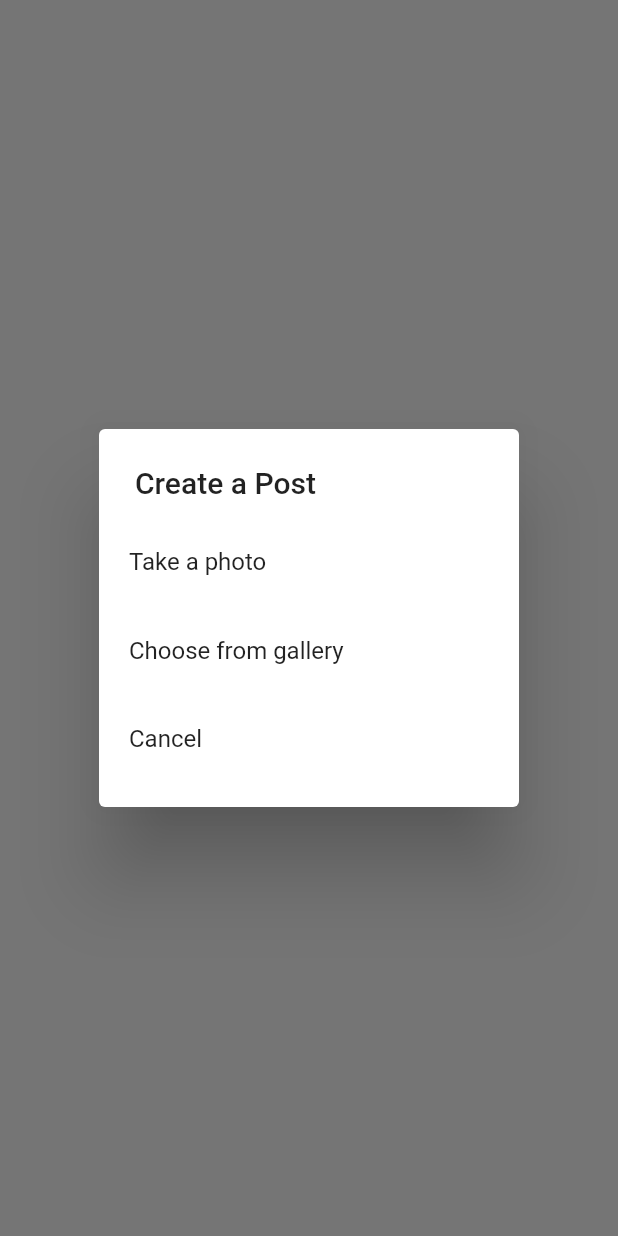
After one commit to AayushmaGhim/SomeBuddy, a Flutter app: the AddPostScreen screen opened directly, after a tap on the "upload" icon, on a phone screen of 412 x 824 dp. The commit adds this screen. Run offline on Flutter 3.47's test engine with Material 2 defaults, Android fonts, the phone set to English and light mode, and no system bars; our stand-ins replace cloud_firestore, firebase_auth, firebase_core, firebase_storage, flutter_svg, image_picker; accounts and stored records are empty; network calls fail.

Commit message:
Add posts

```diff
--- /dev/null
+++ b/project/lib/models/post.dart
@@ -0,0 +1,50 @@
+import 'package:cloud_firestore/cloud_firestore.dart';
+import 'package:flutter/material.dart';
+
+class Post {
+  final String description;
+  final String uid;
+  final String postId;
+  final String username;
+  final datePublished;
+  final String postUrl;
+  final String profImage;
+  final likes;
+
+  const Post({
+    required this.description,
+    required this.uid,
+    required this.postId,
+    required this.username,
+    required this.datePublished,
+    required this.postUrl,
+    required this.profImage,
+    required this.likes,
+  });
+
+  Map<String, dynamic> toJson() => {
+    "description": description,
+    "uid": uid,
+    "username": username,
+    "postId": postId,
+    "datePublished": datePublished,
+    "profImage": profImage,
+    "likes": likes,
+    "postUrl": postUrl,
+  };
+
+  static Post fromSnap(DocumentSnapshot snap){
+    var snapshot = snap.data() as Map<String, dynamic>;
+
+    return Post(
+      username: snapshot['username'],
+      uid: snapshot['uid'],
+      description: snapshot['description'],
+      postId: snapshot['postId'],
+      datePublished: snapshot['datePublished'],
+      profImage: snapshot['profImage'],
+      likes: snapshot['likes'],
+      postUrl: snapshot['postUrl'],
+    );
+  }
+}
--- /dev/null
+++ b/project/lib/providers/user_provider.dart
@@ -0,0 +1,16 @@
+import 'package:flutter/material.dart';
+import 'package:project/models/user.dart';
+import 'package:project/resources/auth_methods.dart';
+
+class UserProvider with ChangeNotifier {
+  User? _user;
+  final AuthMethods _authMethods = AuthMethods();
+
+  User get getUser => _user!;
+
+  Future<void> refreshUser() async {
+    User user = await _authMethods.getUserDetails();
+    _user = user;
+    notifyListeners();
+  }
+}
--- a/project/lib/resources/storage_methods.dart
+++ b/project/lib/resources/storage_methods.dart
@@ -2,6 +2,7 @@ import 'package:firebase_auth/firebase_auth.dart';
 import 'package:firebase_storage/firebase_storage.dart';
 import 'package:flutter/foundation.dart';
 import 'package:flutter/material.dart';
+import 'package:uuid/uuid.dart';
 
 class StorageMethods {
   final FirebaseStorage _storage = FirebaseStorage.instance;
@@ -12,6 +13,11 @@ class StorageMethods {
 
     Reference ref = _storage.ref().child(childName).child(_auth.currentUser!.uid);
 
+    if(isPost) {
+      String id = const Uuid().v1();
+      ref.child(id);
+    }
+
     UploadTask uploadTask = ref.putData(file);
 
     TaskSnapshot snap = await uploadTask;
--- /dev/null
+++ b/project/lib/screens/add_post_screen.dart
@@ -0,0 +1,209 @@
+import 'dart:typed_data';
+
+import 'package:flutter/material.dart';
+import 'package:image_picker/image_picker.dart';
+import 'package:project/models/user.dart';
+import 'package:project/providers/user_provider.dart';
+import 'package:project/resources/firestore_methods.dart';
+import 'package:project/utils/colors.dart';
+import 'package:project/utils/utils.dart';
+import 'package:provider/provider.dart';
+
+class AddPostScreen extends StatefulWidget {
+  const AddPostScreen({Key? key}) : super(key: key);
+
+  @override
+  _AddPostScreenState createState() => _AddPostScreenState();
+}
+
+class _AddPostScreenState extends State<AddPostScreen> {
+  Uint8List? _file;
+  final TextEditingController _descriptionController = TextEditingController();
+  bool _isLoading = false;
+
+  void postImage(
+    String uid,
+    String username,
+    String profImage,
+  ) async {
+    setState(() {
+      _isLoading = true;
+    });
+    try {
+      String res = await FirestoreMethods().uploadPost(
+        _descriptionController.text,
+        _file!,
+        uid,
+        username,
+        profImage,
+      );
+
+      if (res == "success") {
+        setState(() {
+          _isLoading = false;
+        });
+        showSnackBar('Posted!', context);
+        clearImage();
+      } else {
+        setState(() {
+          _isLoading = false;
+        });
+        showSnackBar(res, context);
+      }
+    } catch (e) {
+      showSnackBar(e.toString(), context);
+    }
+  }
+
+  _selectImage(BuildContext context) async {
+    return showDialog(
+        context: context,
+        builder: (context) {
+          return SimpleDialog(
+            title: const Text('Create a Post'),
+            children: [
+              SimpleDialogOption(
+                padding: const EdgeInsets.all(20),
+                child: const Text('Take a photo'),
+                onPressed: () async {
+                  Navigator.of(context).pop();
+                  Uint8List file = await pickImage(
+                    ImageSource.camera,
+                  );
+                  setState(() {
+                    _file = file;
+                  });
+                },
+              ),
+              SimpleDialogOption(
+                padding: const EdgeInsets.all(20),
+                child: const Text('Choose from gallery'),
+                onPressed: () async {
+                  Navigator.of(context).pop();
+                  Uint8List file = await pickImage(
+                    ImageSource.gallery,
+                  );
+                  setState(() {
+                    _file = file;
+                  });
+                },
+              ),
+              SimpleDialogOption(
+                padding: const EdgeInsets.all(20),
+                child: const Text('Cancel'),
+                onPressed: () {
+                  Navigator.of(context).pop();
+                },
+              ),
+            ],
+          );
+        });
+  }
+
+  void clearImage(){
+    setState(() {
+      _file = null;
+    });
+  }
+
+  @override
+  void dispose() {
+    super.dispose();
+    _descriptionController.dispose();
+  }
+
+  @override
+  Widget build(BuildContext context) {
+    final User user = Provider.of<UserProvider>(context).getUser;
+
+    return _file == null
+        ? Center(
+            child: IconButton(
+              onPressed: () => _selectImage(context),
+              icon: const Icon(Icons.upload),
+            ),
+          )
+        : Scaffold(
+            appBar: AppBar(
+              backgroundColor: mobileBackgroundColor,
+              leading: IconButton(
+                onPressed: clearImage,
+                icon: const Icon(
+                  Icons.arrow_back,
+                  color: primaryColor,
+                ),
+              ),
+              title: const Text(
+                'Post to',
+                style: TextStyle(
+                  color: primaryColor,
+                ),
+              ),
+              centerTitle: false,
+              actions: [
+                TextButton(
+                  onPressed: () => postImage(
+                    user.uid,
+                    user.username,
+                    user.photoUrl,
+                  ),
+                  child: const Text(
+                    'Post',
+                    style: TextStyle(
+                      color: Colors.blueAccent,
+                      fontWeight: FontWeight.bold,
+                      fontSize: 16,
+                    ),
+                  ),
+                )
+              ],
+            ),
+            body: Column(children: [
+              _isLoading
+                  ? const LinearProgressIndicator()
+                  : const Padding(padding: EdgeInsets.only(top: 0)),
+              const Divider(),
+              const SizedBox(height: 10),
+              Row(
+                mainAxisAlignment: MainAxisAlignment.spaceAround,
+                crossAxisAlignment: CrossAxisAlignment.start,
+                children: [
+                  CircleAvatar(
+                    backgroundImage: NetworkImage(
+                      user.photoUrl,
+                    ),
+                  ),
+                  SizedBox(
+                    width: MediaQuery.of(context).size.width * 0.45,
+                    child: TextField(
+                      controller: _descriptionController,
+                      decoration: const InputDecoration(
+                        hintText: "Share what's on your mind....",
+                        border: InputBorder.none,
+                      ),
+                      maxLines: 16,
+                    ),
+                  ),
+                  SizedBox(
+                    height: 45,
+                    width: 45,
+                    child: AspectRatio(
+                      aspectRatio: 487 / 451,
+                      child: Container(
+                        decoration: BoxDecoration(
+                          image: DecorationImage(
+                            image: MemoryImage(_file!),
+                            fit: BoxFit.fill,
+                            alignment: FractionalOffset.topCenter,
+                          ),
+                        ),
+                      ),
+                    ),
+                  ),
+                  const Divider(),
+                ],
+              )
+            ]),
+          );
+  }
+}
--- a/project/lib/utils/colors.dart
+++ b/project/lib/utils/colors.dart
@@ -1,6 +1,7 @@
 import 'package:flutter/material.dart';
 
-const mobileBackgroundColor = Color(0xFDF4F5);
-const primaryColor = Color(0xFDF4F5);
+const mobileBackgroundColor = Color.fromARGB(255, 249, 238, 239);
+const primaryColor = Colors.black;
 const blueColor = Color.fromRGBO(0, 149, 246, 1);
 const secondaryColor = Colors.white;
+const selectedIconColor = Color.fromRGBO(189, 0, 246, 0.878);
--- a/project/lib/utils/dimensions.dart
+++ /dev/null
@@ -1,3 +0,0 @@
-import 'package:flutter/material.dart';
-
-const webScreenSize = 600;
--- a/project/pubspec.yaml
+++ b/project/pubspec.yaml
@@ -37,6 +37,8 @@ dependencies:
     sdk: flutter
   flutter_svg: ^2.0.5
   image_picker: ^0.8.7+5
+  provider: ^6.0.5
+  uuid: ^3.0.7
 
 dev_dependencies:
   flutter_lints: ^2.0.0
```
Also changed, not shown: project/lib/main.dart (+16 -9 lines), project/lib/models/user.dart (+15 -0 lines), project/lib/resources/auth_methods.dart (+32 -27 lines), project/lib/resources/firestore_methods.dart (added, +46 -0 lines), project/lib/responsive/mobile_screen_layout.dart (+70 -13 lines), project/lib/responsive/responsive_layout_screen.dart (+26 -6 lines), project/lib/utils/global_variables.dart (added, +13 -0 lines), project/pubspec.lock.
